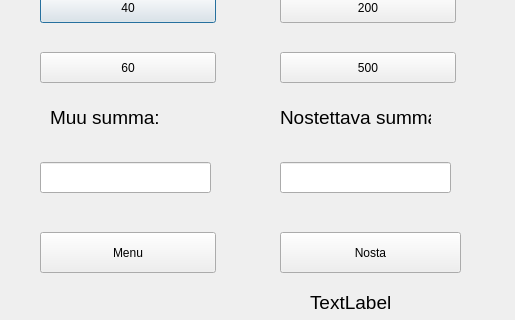
This is bankautomat/nosto_credit.ui in tvt21kmo-bank-project/group_3 as Qt 5 draws it before an edit; both pictures show x 0 to 515 and y 148 to 468 of the 515 by 468 pixel window. The edited form follows.
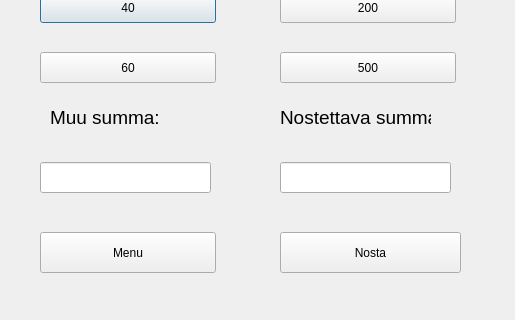
This is the edited form.

```diff
--- a/bankautomat/nosto_credit.ui
+++ b/bankautomat/nosto_credit.ui
@@ -590,7 +590,7 @@
     </font>
    </property>
    <property name="text">
-    <string>TextLabel</string>
+    <string/>
    </property>
   </widget>
  </widget>
```
